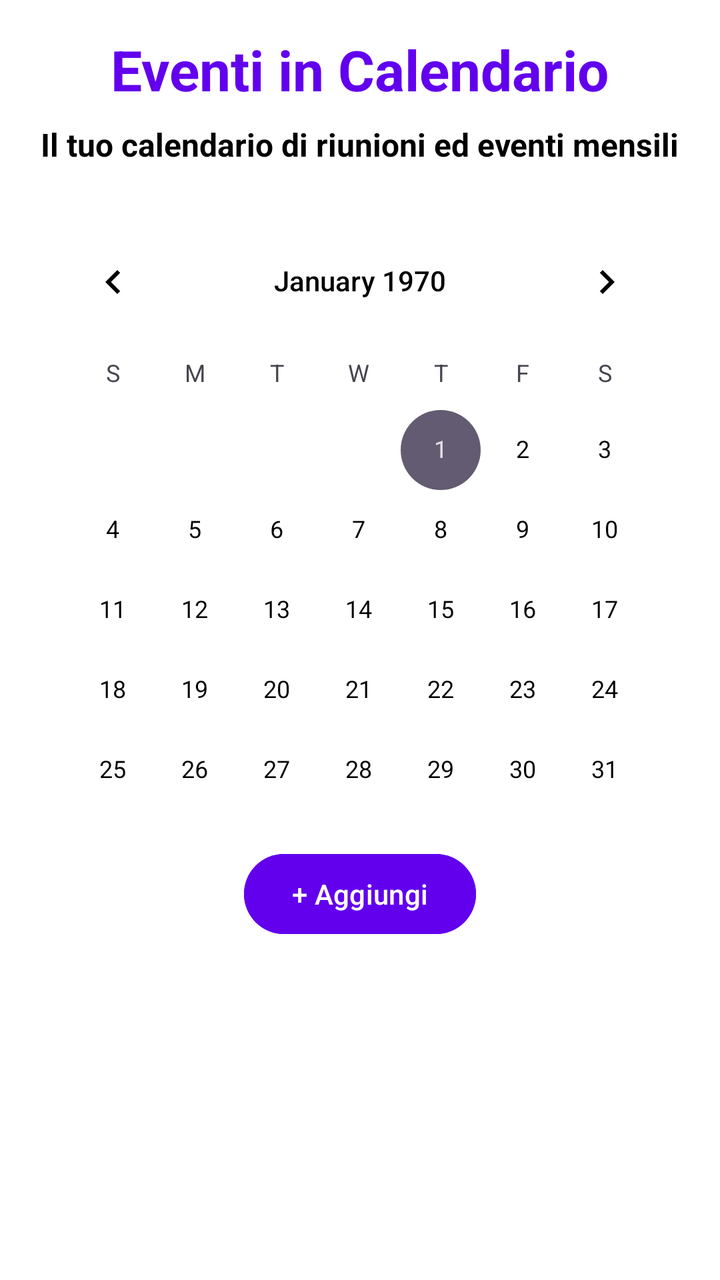
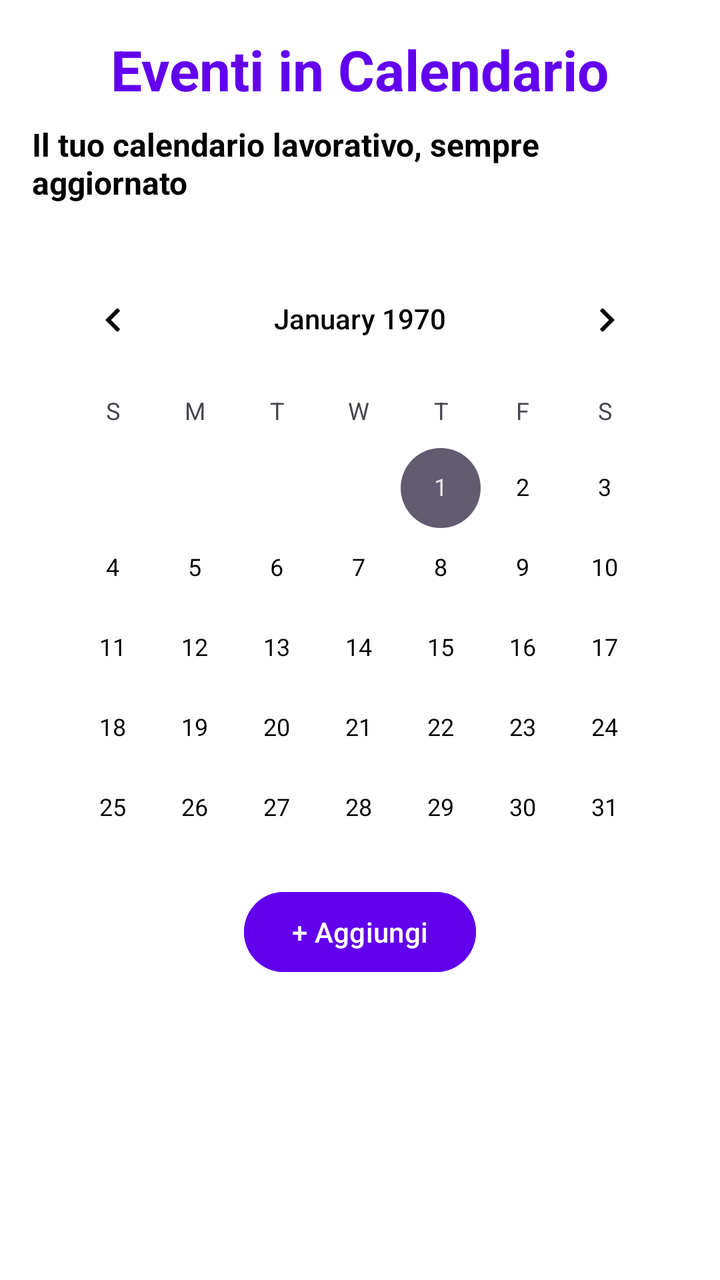

The first picture is an Android layout as it rendered before a commit; the second is the same layout after the commit. The layout source and the unified diff follow.
<!-- AndroidManifest.xml: application theme Theme.CoreTeamProject -->
<!-- res/layout/fragment_event.xml -->
<?xml version="1.0" encoding="utf-8"?>
<layout xmlns:android="http://schemas.android.com/apk/res/android"
    xmlns:app="http://schemas.android.com/apk/res-auto"
    xmlns:tools="http://schemas.android.com/tools">

    <data>
        <import type="android.view.View" />
        <variable
            name="viewModel"
            type="com.example.coreteamproject.EventViewModel" />
    </data>

    <androidx.constraintlayout.widget.ConstraintLayout
        android:layout_width="match_parent"
        android:layout_height="match_parent"
        android:background="@color/white"
        android:padding="16dp">

        <TextView
            android:id="@+id/textViewEvent"
            android:layout_width="wrap_content"
            android:layout_height="wrap_content"
            android:text="Eventi in Calendario"
            android:textSize="28sp"
            android:textColor="@color/purple_500"
            android:textStyle="bold"
            app:layout_constraintTop_toTopOf="parent"
            app:layout_constraintStart_toStartOf="parent"
            app:layout_constraintEnd_toEndOf="parent" />

        <TextView
            android:id="@+id/textDescriptionEvent"
            android:layout_width="wrap_content"
            android:layout_height="wrap_content"
            android:text="Il tuo calendario di riunioni ed eventi mensili"
            android:textColor="@color/black"
            android:textSize="16sp"
            android:textStyle="bold"
            app:layout_constraintTop_toBottomOf="@id/textViewEvent"
            app:layout_constraintEnd_toEndOf="parent"
            app:layout_constraintHorizontal_bias="0.498"
            app:layout_constraintStart_toStartOf="parent"
            android:layout_marginTop="8dp" />

        <CalendarView
            android:id="@+id/calendarView"
            android:layout_width="match_parent"
            android:layout_height="300dp"
            android:layout_marginTop="24dp"
            app:layout_constraintEnd_toEndOf="parent"
            app:layout_constraintHorizontal_bias="0.0"
            app:layout_constraintStart_toStartOf="parent"
            app:layout_constraintTop_toBottomOf="@+id/textDescriptionEvent" />

        <Button
            android:id="@+id/btnAddEvent"
            android:layout_width="wrap_content"
            android:layout_height="wrap_content"
            android:text="+ Aggiungi"
            android:backgroundTint="@color/purple_500"
            android:textColor="@color/white"
            android:layout_marginTop="16dp"
            app:layout_constraintTop_toBottomOf="@+id/calendarView"
            app:layout_constraintStart_toStartOf="parent"
            app:layout_constraintEnd_toEndOf="parent" />

        <TextView
            android:id="@+id/textSelectedDate"
            android:layout_width="wrap_content"
            android:layout_height="wrap_content"
            android:text="@{viewModel.displayDate}"
            android:textSize="16sp"
            android:textColor="@color/purple_500"
            android:textStyle="bold"
            android:layout_marginTop="16dp"
            app:layout_constraintTop_toBottomOf="@+id/btnAddEvent"
            app:layout_constraintStart_toStartOf="parent" />

        <ScrollView
            android:layout_width="match_parent"
            android:layout_height="0dp"
            android:layout_marginTop="8dp"
            app:layout_constraintTop_toBottomOf="@+id/textSelectedDate"
            app:layout_constraintBottom_toBottomOf="parent"
            app:layout_constraintStart_toStartOf="parent"
            app:layout_constraintEnd_toEndOf="parent">

            <LinearLayout
                android:id="@+id/eventsLayout"
                android:layout_width="match_parent"
                android:layout_height="wrap_content"
                android:orientation="vertical" />

        </ScrollView>

        <ProgressBar
            android:id="@+id/progressBar"
            android:layout_width="wrap_content"
            android:layout_height="wrap_content"
            android:visibility="@{viewModel.isLoading ? View.VISIBLE : View.GONE}"
            app:layout_constraintTop_toTopOf="parent"
            app:layout_constraintBottom_toBottomOf="parent"
            app:layout_constraintStart_toStartOf="parent"
            app:layout_constraintEnd_toEndOf="parent" />

    </androidx.constraintlayout.widget.ConstraintLayout>

</layout>
<!-- resources referenced by this layout -->
<resources>
  <color name="black">#FF000000</color>
  <color name="purple_500">#6200EE</color>
  <color name="white">#FFFFFFFF</color>
  <style name="Theme.CoreTeamProject" parent="Base.Theme.CoreTeamProject" />
  <style name="Base.Theme.CoreTeamProject" parent="Theme.Material3.DayNight.NoActionBar">
          
          <item name="colorPrimary">@color/purple_500</item>
          <item name="colorPrimaryVariant">@color/purple_500</item>
          <item name="colorOnPrimary">@color/white</item>
  
          
          <item name="android:windowBackground">@color/white</item>
          <item name="colorSurface">@color/white</item>
          <item name="colorOnSurface">@color/black</item>
  
          
          <item name="android:textColor">@color/black</item>
          <item name="android:textColorPrimary">@color/black</item>
  
          
          <item name="colorPrimaryContainer">@color/purple_500</item>
          <item name="colorOnPrimaryContainer">@color/white</item>
      </style>
</resources>

<!-- the commit's change to res/layout/fragment_event.xml (unified diff, before → after) -->
@@ -32,7 +32,7 @@
             android:id="@+id/textDescriptionEvent"
             android:layout_width="wrap_content"
             android:layout_height="wrap_content"
-            android:text="Il tuo calendario di riunioni ed eventi mensili"
+            android:text="Il tuo calendario lavorativo, sempre aggiornato"
             android:textColor="@color/black"
             android:textSize="16sp"
             android:textStyle="bold"
